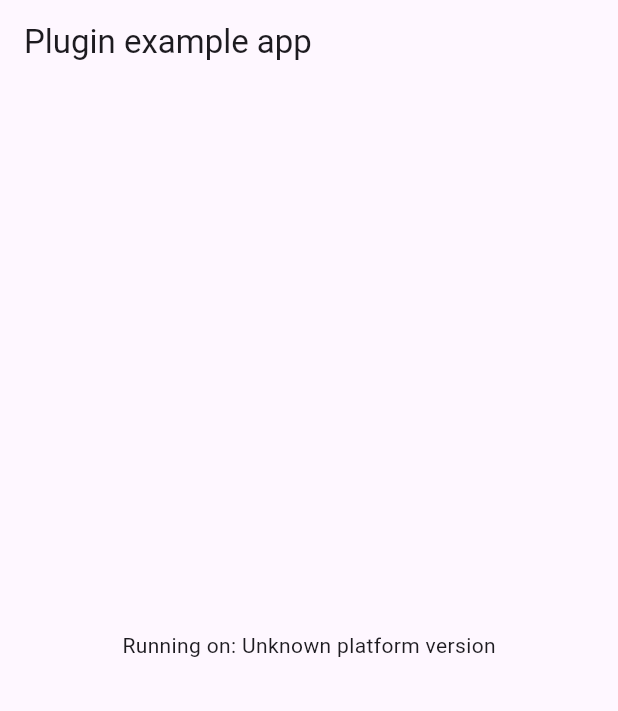
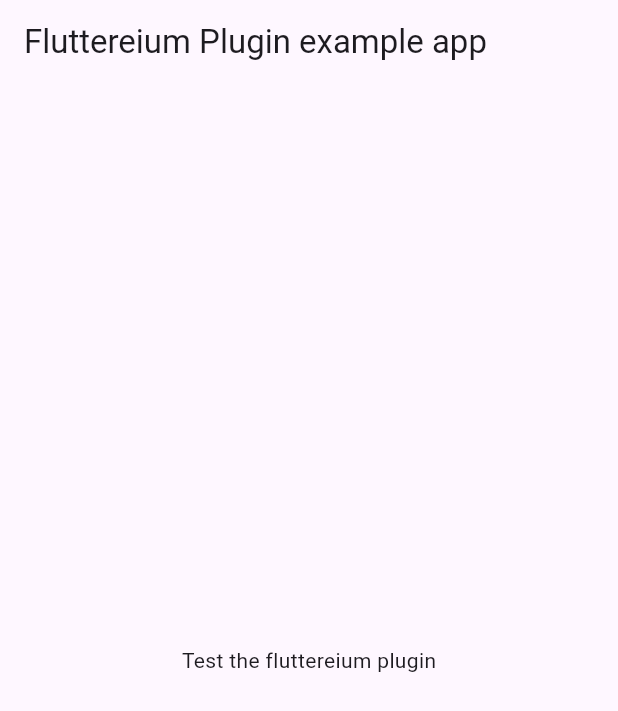
Before and after one commit to tejHackerDEV/flutterenium, a Flutter app: the screen it shows after launch, on a phone screen of 412 x 824 dp. Shown: the top 711 px of the screen. Run offline on Flutter 3.47's test engine with Material 3 defaults, Android fonts, the phone set to English and light mode, and no system bars; our stand-ins replace plugin_platform_interface, web; statements that could not run were skipped.

Commit message:
feat: Add an function to ensure plugin initialization
Signed-off-by: tejHackerDEV <tejasimha222@gmail.com>

```diff
--- a/example/lib/main.dart
+++ b/example/lib/main.dart
@@ -1,61 +1,24 @@
 import 'package:flutter/material.dart';
-import 'dart:async';
 
-import 'package:flutter/services.dart';
 import 'package:flutterenium/flutterenium.dart';
 
 void main() {
+  Flutterenium().ensureInitialized();
   runApp(const MyApp());
 }
 
-class MyApp extends StatefulWidget {
+class MyApp extends StatelessWidget {
   const MyApp({super.key});
-
-  @override
-  State<MyApp> createState() => _MyAppState();
-}
-
-class _MyAppState extends State<MyApp> {
-  String _platformVersion = 'Unknown';
-  final _fluttereniumPlugin = Flutterenium();
-
-  @override
-  void initState() {
-    super.initState();
-    initPlatformState();
-  }
-
-  // Platform messages are asynchronous, so we initialize in an async method.
-  Future<void> initPlatformState() async {
-    String platformVersion;
-    // Platform messages may fail, so we use a try/catch PlatformException.
-    // We also handle the message potentially returning null.
-    try {
-      platformVersion =
-          await _fluttereniumPlugin.getPlatformVersion() ?? 'Unknown platform version';
-    } on PlatformException {
-      platformVersion = 'Failed to get platform version.';
-    }
-
-    // If the widget was removed from the tree while the asynchronous platform
-    // message was in flight, we want to discard the reply rather than calling
-    // setState to update our non-existent appearance.
-    if (!mounted) return;
-
-    setState(() {
-      _platformVersion = platformVersion;
-    });
-  }
 
   @override
   Widget build(BuildContext context) {
     return MaterialApp(
       home: Scaffold(
         appBar: AppBar(
-          title: const Text('Plugin example app'),
+          title: const Text('Fluttereium Plugin example app'),
         ),
-        body: Center(
-          child: Text('Running on: $_platformVersion\n'),
+        body: const Center(
+          child: Text('Test the fluttereium plugin'),
         ),
       ),
     );
--- a/lib/flutterenium.dart
+++ b/lib/flutterenium.dart
@@ -1,8 +1,11 @@
-
 import 'flutterenium_platform_interface.dart';
 
 class Flutterenium {
   Future<String?> getPlatformVersion() {
     return FluttereniumPlatform.instance.getPlatformVersion();
   }
+
+  void ensureInitialized() {
+    FluttereniumPlatform.instance.ensureInitialized();
+  }
 }
--- a/lib/flutterenium_web.dart
+++ b/lib/flutterenium_web.dart
@@ -3,6 +3,7 @@
 // package as the core of your plugin.
 // ignore: avoid_web_libraries_in_flutter
 
+import 'package:flutter/widgets.dart';
 import 'package:flutter_web_plugins/flutter_web_plugins.dart';
 import 'package:web/web.dart' as web;
 
@@ -23,4 +24,9 @@ class FluttereniumWeb extends FluttereniumPlatform {
     final version = web.window.navigator.userAgent;
     return version;
   }
+
+  @override
+  void ensureInitialized() {
+    binding = WidgetsFlutterBinding.ensureInitialized();
+  }
 }
```
Also changed, not shown: lib/flutterenium_platform_interface.dart (+8 -0 lines), 1 other file.
